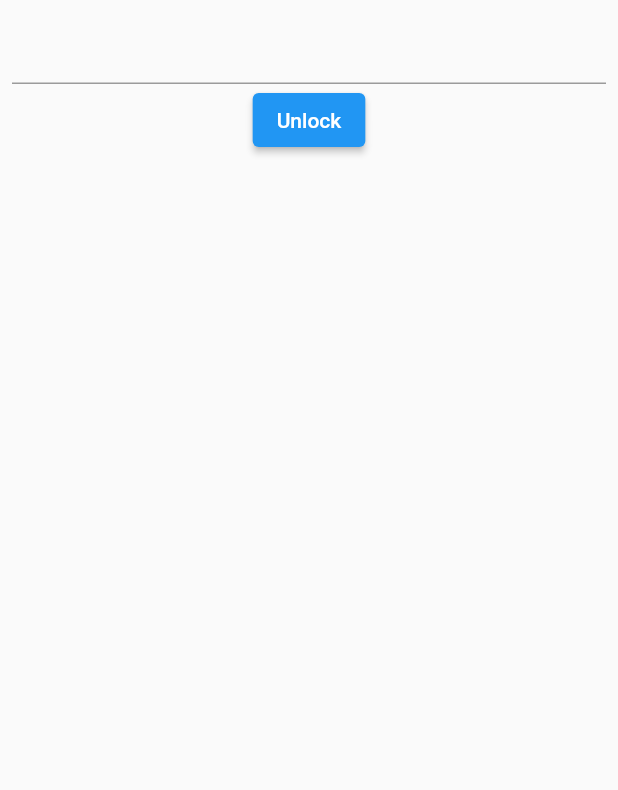
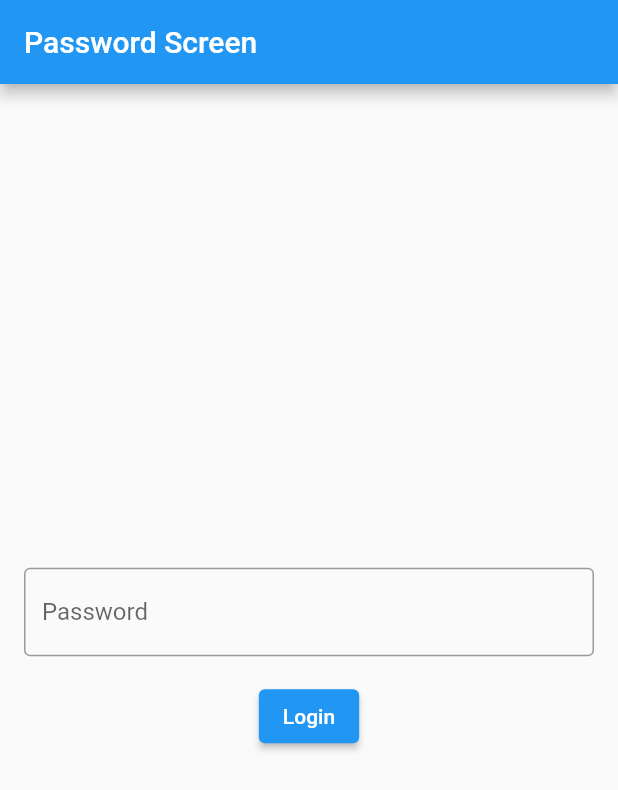
Before and after one commit to rogue4u/SWEP-Passwordmanager, a Flutter app: the screen it shows after launch, on a phone screen of 412 x 824 dp. Shown: the top 790 px of the screen. Run offline on Flutter 3.47's test engine with Material 2 defaults, Android fonts, the light colour scheme and no system bars.

Commit message:
V0.5
Tabbar added

```diff
--- a/lib/screens/login.dart
+++ b/lib/screens/login.dart
@@ -1,46 +1,53 @@
+import 'dart:math';
+
 import 'package:flutter/material.dart';
+import 'vault.dart';
 
-final _formKey = GlobalKey<FormState>();
+class LoginPage extends StatefulWidget {
+  const LoginPage({super.key});
 
-var _passwordIsObscured = true;
+  @override
+  _PasswordScreenState createState() => _PasswordScreenState();
+}
 
-class LoginPage extends StatelessWidget {
-  const LoginPage({super.key});
+class _PasswordScreenState extends State<LoginPage> {
+  final passwordController = TextEditingController();
+
+  void _navigateTovault(BuildContext context) {
+    Navigator.push(
+        context, MaterialPageRoute(builder: (context) => const VaultPage()));
+  }
 
   @override
   Widget build(BuildContext context) {
     return Scaffold(
-        body: Padding(
-      padding: const EdgeInsets.all(8.0),
-      child: Form(
-        key: _formKey,
+      appBar: AppBar(
+        title: const Text('Password Screen'),
+      ),
+      body: Padding(
+        padding: const EdgeInsets.all(16.0),
         child: Column(
+          mainAxisAlignment: MainAxisAlignment.center,
           children: [
-            TextFormField(
-              //Eingabefeld
-              validator: (value) {
-                if (value == null || value.isEmpty) {
-                  return 'Please Enter the Masterpassword';
-                }
-                return null;
+            TextField(
+              controller: passwordController,
+              decoration: const InputDecoration(
+                labelText: 'Password',
+                border: OutlineInputBorder(),
+              ),
+              obscureText: true,
+            ),
+            const SizedBox(height: 16.0),
+            ElevatedButton(
+              onPressed: () {
+                _navigateTovault(context);
+                // TODO: Implement button action
               },
-              obscureText: _passwordIsObscured, // Sichtbarkeit
-              maxLines: 1, // Maximale Zeilen
+              child: const Text('Login'),
             ),
-            ElevatedButton(
-              //Masterpasswort bestätigen Button
-              onPressed: () {
-                if (_formKey.currentState!.validate()) {
-                  ScaffoldMessenger.of(context).showSnackBar(
-                    const SnackBar(content: Text('Great!')),
-                  );
-                }
-              },
-              child: const Text('Unlock'),
-            )
           ],
         ),
       ),
-    ));
+    );
   }
 }
--- /dev/null
+++ b/lib/screens/vault.dart
@@ -0,0 +1,30 @@
+import 'package:flutter/material.dart';
+
+class VaultPage extends StatefulWidget {
+  const VaultPage({super.key});
+
+  @override
+  State<VaultPage> createState() => _VaultPageState();
+}
+
+class _VaultPageState extends State<VaultPage> {
+  @override
+  Widget build(BuildContext context) {
+    return MaterialApp(
+      home: DefaultTabController(
+        length: 3,
+        child: Scaffold(
+          appBar: AppBar(
+            bottom: const TabBar(
+              tabs: [
+                Tab(icon: Icon(Icons.directions_car)),
+                Tab(icon: Icon(Icons.directions_transit)),
+                Tab(icon: Icon(Icons.directions_bike)),
+              ],
+            ),
+          ),
+        ),
+      ),
+    );
+  }
+}
```
Also changed, not shown: flutter_01.png (added).
